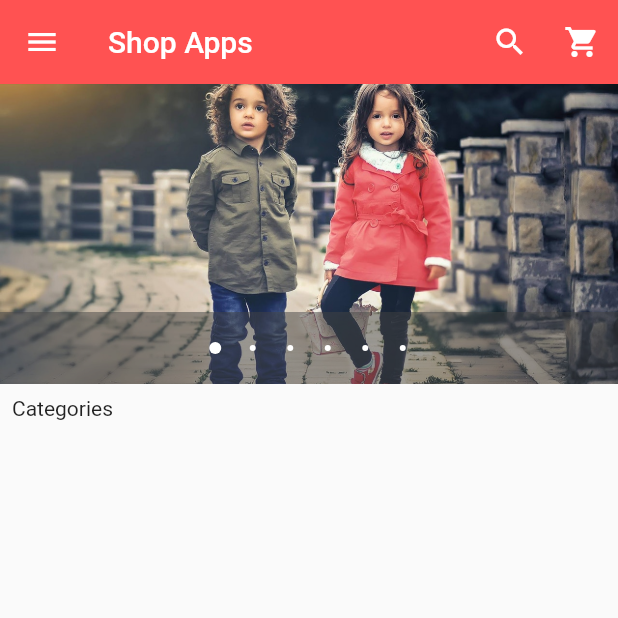
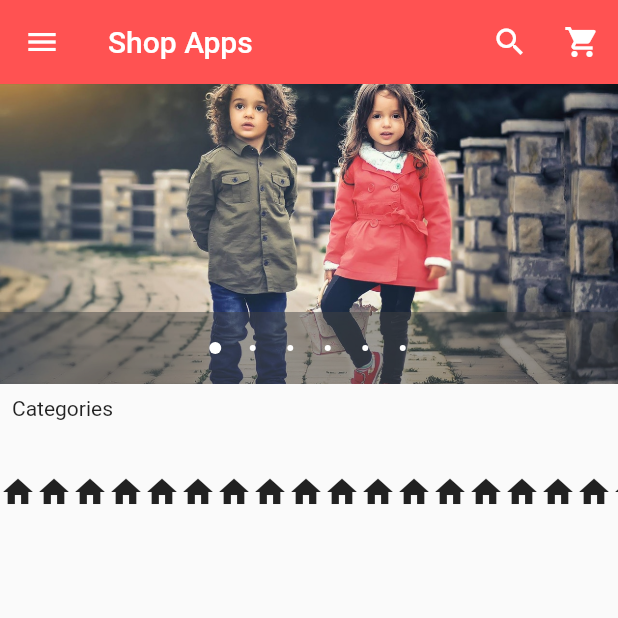
Before and after one commit to zahdsp/shop-app-flutter, a Flutter app: the screen it shows after launch, on a phone screen of 412 x 824 dp, the top half of it. Run offline on Flutter 3.47's test engine with Material 2 defaults, Android fonts, the phone set to English and light mode, and no system bars; drawn by our look-alikes of carousel_pro.

Commit message:
add horizontal list to home page

```diff
--- /dev/null
+++ b/lib/components/horizontalList.dart
@@ -0,0 +1,37 @@
+import 'package:flutter/material.dart';
+
+class HorizontalList extends StatelessWidget {
+  const HorizontalList({Key key}) : super(key: key);
+
+  @override
+  Widget build(BuildContext context) {
+    return Container(
+      height: 80.0,
+      child: ListView(
+        scrollDirection: Axis.horizontal,
+        children: <Widget>[
+          Icon(Icons.home),
+          Icon(Icons.home),
+          Icon(Icons.home),
+          Icon(Icons.home),
+          Icon(Icons.home),
+          Icon(Icons.home),
+          Icon(Icons.home),
+          Icon(Icons.home),
+
+          Icon(Icons.home),
+          Icon(Icons.home),
+          Icon(Icons.home),
+          Icon(Icons.home),
+          Icon(Icons.home),
+          Icon(Icons.home),
+          Icon(Icons.home),
+          Icon(Icons.home),
+          Icon(Icons.home),
+          Icon(Icons.home),
+
+        ],
+      ),
+    );
+  }
+}
--- a/lib/main.dart
+++ b/lib/main.dart
@@ -1,5 +1,8 @@
 import 'package:flutter/material.dart';
 import 'package:carousel_pro/carousel_pro.dart';
+
+//components import
+import 'components/horizontalList.dart';
 
 void main() => runApp(HomePage());
 
@@ -143,7 +146,9 @@ class _HomePageState extends State<HomePage> {
               Padding(
                 padding: const EdgeInsets.all(8.0),
                 child: Text('Categories'),
-              )
+              ),
+
+              HorizontalList(),
             ],
           ),
       ),
```
